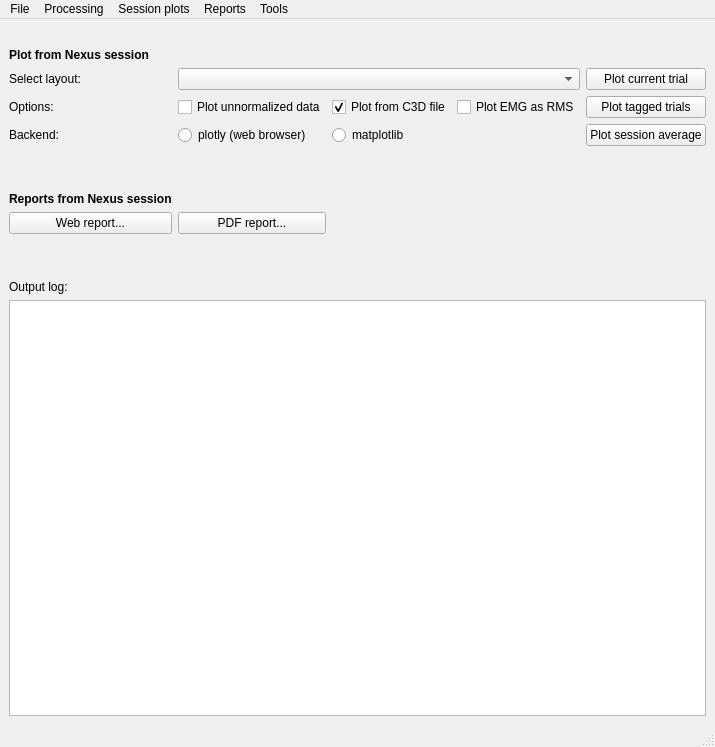
Old version of the form gaitutils/gui/gaitmenu.ui in the repository NCH-Motion-Laboratory/gaitutils.
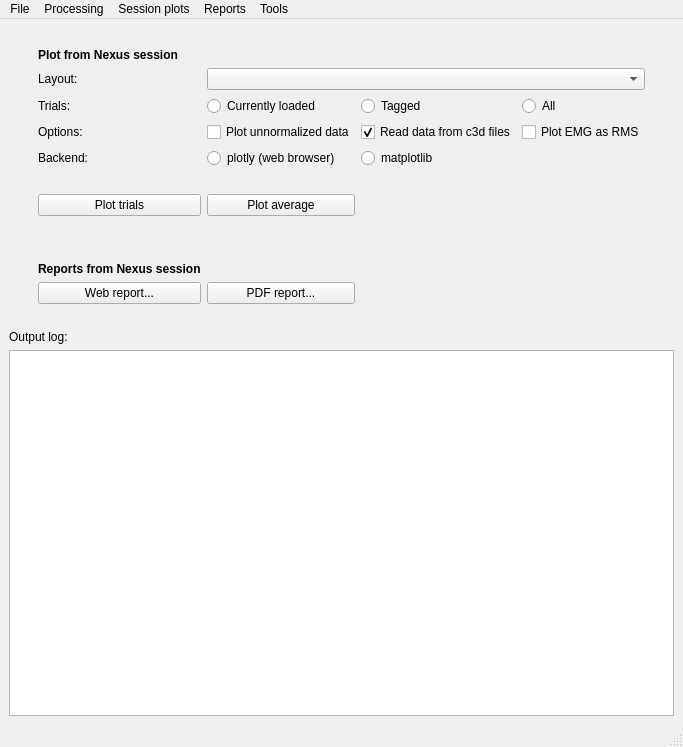
New version of the form.

Patch:
```diff
--- a/gaitutils/gui/gaitmenu.ui
+++ b/gaitutils/gui/gaitmenu.ui
@@ -33,28 +33,15 @@
     </item>
     <item>
      <layout class="QGridLayout" name="gridLayout">
-      <item row="5" column="1">
-       <widget class="QLabel" name="label_5">
+      <item row="3" column="1">
+       <widget class="QLabel" name="label_8">
         <property name="text">
-         <string>Options:</string>
+         <string>Trials:</string>
         </property>
        </widget>
       </item>
-      <item row="9" column="1">
-       <widget class="QLabel" name="label_7">
-        <property name="font">
-         <font>
-          <weight>75</weight>
-          <bold>true</bold>
-         </font>
-        </property>
-        <property name="text">
-         <string>Reports from Nexus session</string>
-        </property>
-       </widget>
-      </item>
-      <item row="2" column="5">
-       <spacer name="horizontalSpacer_5">
+      <item row="2" column="0">
+       <spacer name="horizontalSpacer_3">
         <property name="orientation">
          <enum>Qt::Horizontal</enum>
         </property>
@@ -69,56 +56,23 @@
         </property>
        </spacer>
       </item>
-      <item row="10" column="1">
+      <item row="12" column="1">
        <widget class="QPushButton" name="btnWebReportNexus">
         <property name="text">
          <string>Web report...</string>
         </property>
        </widget>
       </item>
-      <item row="1" column="1" colspan="4">
-       <widget class="QLabel" name="label_6">
-        <property name="font">
-         <font>
-          <weight>75</weight>
-          <bold>true</bold>
-         </font>
-        </property>
+      <item row="5" column="3">
+       <widget class="QCheckBox" name="xbPlotFromC3D">
         <property name="text">
-         <string>Plot from Nexus session</string>
+         <string>Read data from c3d files</string>
         </property>
-       </widget>
-      </item>
-      <item row="2" column="1">
-       <widget class="QLabel" name="label_3">
-        <property name="text">
-         <string>Select layout:</string>
+        <property name="checked">
+         <bool>true</bool>
         </property>
        </widget>
       </item>
-      <item row="9" column="4">
-       <widget class="QLabel" name="label_2">
-        <property name="text">
-         <string/>
-        </property>
-       </widget>
-      </item>
-      <item row="2" column="10">
-       <spacer name="horizontalSpacer_4">
-        <property name="orientation">
-         <enum>Qt::Horizontal</enum>
-        </property>
-        <property name="sizeType">
-         <enum>QSizePolicy::Preferred</enum>
-        </property>
-        <property name="sizeHint" stdset="0">
-         <size>
-          <width>40</width>
-          <height>20</height>
-         </size>
-        </property>
-       </spacer>
-      </item>
       <item row="5" column="4">
        <widget class="QCheckBox" name="xbEMGRMS">
         <property name="text">
@@ -129,7 +83,38 @@
         </property>
        </widget>
       </item>
-      <item row="8" column="1">
+      <item row="7" column="1">
+       <widget class="QLabel" name="label">
+        <property name="text">
+         <string>Backend:</string>
+        </property>
+       </widget>
+      </item>
+      <item row="7" column="3">
+       <widget class="QRadioButton" name="rbMatplotlib">
+        <property name="text">
+         <string>matplotlib</string>
+        </property>
+        <attribute name="buttonGroup">
+         <string notr="true">buttonGroup_2</string>
+        </attribute>
+       </widget>
+      </item>
+      <item row="5" column="1">
+       <widget class="QLabel" name="label_5">
+        <property name="text">
+         <string>Options:</string>
+        </property>
+       </widget>
+      </item>
+      <item row="11" column="4">
+       <widget class="QLabel" name="label_2">
+        <property name="text">
+         <string/>
+        </property>
+       </widget>
+      </item>
+      <item row="10" column="1">
        <spacer name="verticalSpacer_4">
         <property name="orientation">
          <enum>Qt::Vertical</enum>
@@ -145,19 +130,6 @@
         </property>
        </spacer>
       </item>
-      <item row="5" column="8">
-       <widget class="QPushButton" name="btnPlotNexusSession">
-        <property name="sizePolicy">
-         <sizepolicy hsizetype="Preferred" vsizetype="Preferred">
-          <horstretch>0</horstretch>
-          <verstretch>0</verstretch>
-         </sizepolicy>
-        </property>
-        <property name="text">
-         <string>Plot tagged trials</string>
-        </property>
-       </widget>
-      </item>
       <item row="5" column="2">
        <widget class="QCheckBox" name="xbPlotUnnorm">
         <property name="sizePolicy">
@@ -171,70 +143,42 @@
         </property>
        </widget>
       </item>
-      <item row="7" column="1">
-       <widget class="QLabel" name="label">
-        <property name="text">
-         <string>Backend:</string>
-        </property>
-       </widget>
-      </item>
-      <item row="2" column="8">
-       <widget class="QPushButton" name="btnPlotNexusTrial">
-        <property name="sizePolicy">
-         <sizepolicy hsizetype="Preferred" vsizetype="Preferred">
-          <horstretch>0</horstretch>
-          <verstretch>0</verstretch>
-         </sizepolicy>
-        </property>
-        <property name="text">
-         <string>Plot current trial</string>
-        </property>
-       </widget>
-      </item>
-      <item row="7" column="8">
-       <widget class="QPushButton" name="btnPlotNexusAverage">
-        <property name="text">
-         <string>Plot session average</string>
-        </property>
-       </widget>
-      </item>
-      <item row="2" column="0">
-       <spacer name="horizontalSpacer_3">
-        <property name="orientation">
-         <enum>Qt::Horizontal</enum>
-        </property>
-        <property name="sizeType">
-         <enum>QSizePolicy::Preferred</enum>
-        </property>
-        <property name="sizeHint" stdset="0">
-         <size>
-          <width>40</width>
-          <height>20</height>
-         </size>
-        </property>
-       </spacer>
-      </item>
-      <item row="5" column="3">
-       <widget class="QCheckBox" name="xbPlotFromC3D">
-        <property name="text">
-         <string>Plot from C3D file</string>
-        </property>
-        <property name="checked">
-         <bool>true</bool>
-        </property>
-       </widget>
-      </item>
       <item row="7" column="2">
        <widget class="QRadioButton" name="rbPlotly">
         <property name="text">
          <string>plotly (web browser)</string>
         </property>
+        <attribute name="buttonGroup">
+         <string notr="true">buttonGroup_2</string>
+        </attribute>
        </widget>
       </item>
-      <item row="7" column="3">
-       <widget class="QRadioButton" name="rbMatplotlib">
+      <item row="2" column="8">
+       <spacer name="horizontalSpacer_4">
+        <property name="orientation">
+         <enum>Qt::Horizontal</enum>
+        </property>
+        <property name="sizeType">
+         <enum>QSizePolicy::Preferred</enum>
+        </property>
+        <property name="sizeHint" stdset="0">
+         <size>
+          <width>40</width>
+          <height>20</height>
+         </size>
+        </property>
+       </spacer>
+      </item>
+      <item row="11" column="1">
+       <widget class="QLabel" name="label_7">
+        <property name="font">
+         <font>
+          <weight>75</weight>
+          <bold>true</bold>
+         </font>
+        </property>
         <property name="text">
-         <string>matplotlib</string>
+         <string>Reports from Nexus session</string>
         </property>
        </widget>
       </item>
@@ -248,13 +192,93 @@
         </property>
        </widget>
       </item>
-      <item row="10" column="2">
+      <item row="1" column="1" colspan="4">
+       <widget class="QLabel" name="label_6">
+        <property name="font">
+         <font>
+          <weight>75</weight>
+          <bold>true</bold>
+         </font>
+        </property>
+        <property name="text">
+         <string>Plot from Nexus session</string>
+        </property>
+       </widget>
+      </item>
+      <item row="2" column="1">
+       <widget class="QLabel" name="label_3">
+        <property name="text">
+         <string>Layout:</string>
+        </property>
+       </widget>
+      </item>
+      <item row="12" column="2">
        <widget class="QPushButton" name="btnPDFReportNexus">
         <property name="text">
          <string>PDF report...</string>
         </property>
        </widget>
       </item>
+      <item row="3" column="4">
+       <widget class="QRadioButton" name="rbAllTrials">
+        <property name="text">
+         <string>All</string>
+        </property>
+        <attribute name="buttonGroup">
+         <string notr="true">buttonGroup</string>
+        </attribute>
+       </widget>
+      </item>
+      <item row="3" column="3">
+       <widget class="QRadioButton" name="rbTaggedTrials">
+        <property name="text">
+         <string>Tagged</string>
+        </property>
+        <attribute name="buttonGroup">
+         <string notr="true">buttonGroup</string>
+        </attribute>
+       </widget>
+      </item>
+      <item row="3" column="2">
+       <widget class="QRadioButton" name="rbCurrentTrial">
+        <property name="text">
+         <string>Currently loaded</string>
+        </property>
+        <attribute name="buttonGroup">
+         <string notr="true">buttonGroup</string>
+        </attribute>
+       </widget>
+      </item>
+      <item row="9" column="1">
+       <widget class="QPushButton" name="btnPlotTrials">
+        <property name="text">
+         <string>Plot trials</string>
+        </property>
+       </widget>
+      </item>
+      <item row="9" column="2">
+       <widget class="QPushButton" name="btnPlotAverage">
+        <property name="text">
+         <string>Plot average</string>
+        </property>
+       </widget>
+      </item>
+      <item row="8" column="2">
+       <spacer name="verticalSpacer_5">
+        <property name="orientation">
+         <enum>Qt::Vertical</enum>
+        </property>
+        <property name="sizeType">
+         <enum>QSizePolicy::Fixed</enum>
+        </property>
+        <property name="sizeHint" stdset="0">
+         <size>
+          <width>10</width>
+          <height>20</height>
+         </size>
+        </property>
+       </spacer>
+      </item>
      </layout>
     </item>
     <item>
@@ -273,22 +297,6 @@
       </property>
      </spacer>
     </item>
-    <item>
-     <spacer name="verticalSpacer_2">
-      <property name="orientation">
-       <enum>Qt::Vertical</enum>
-      </property>
-      <property name="sizeType">
-       <enum>QSizePolicy::Fixed</enum>
-      </property>
-      <property name="sizeHint" stdset="0">
-       <size>
-        <width>20</width>
-        <height>20</height>
-       </size>
-      </property>
-     </spacer>
-    </item>
     <item>
      <widget class="QLabel" name="label_4">
       <property name="text">
```
Left out of the diff: 4 changed lines with no effect on the pictures.
